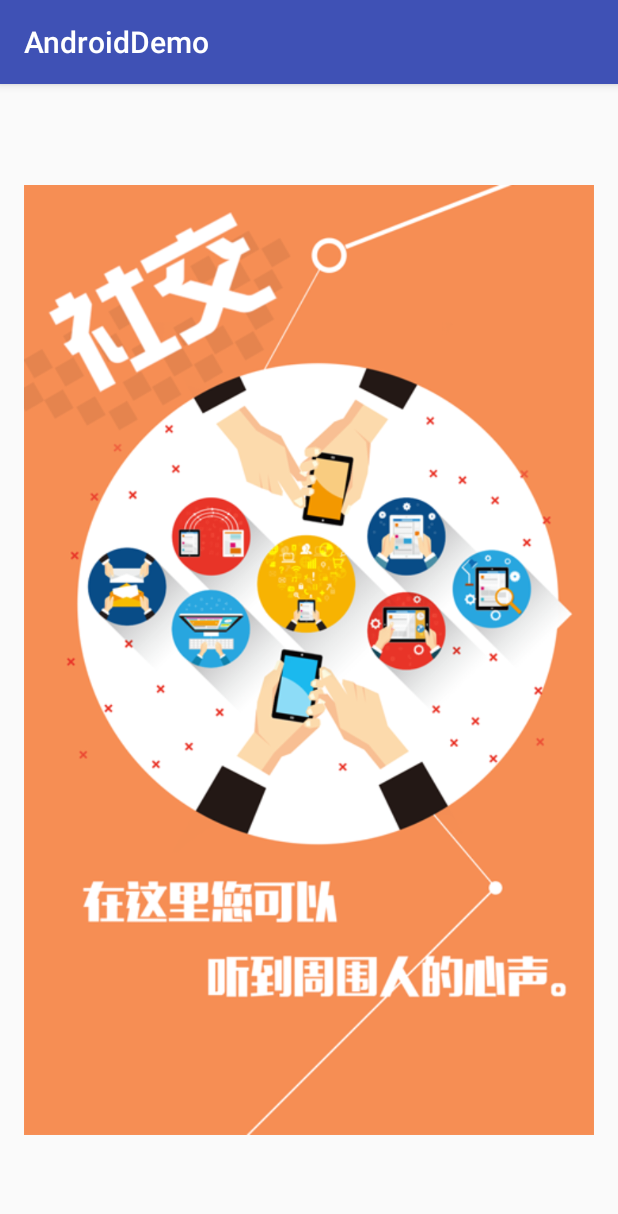
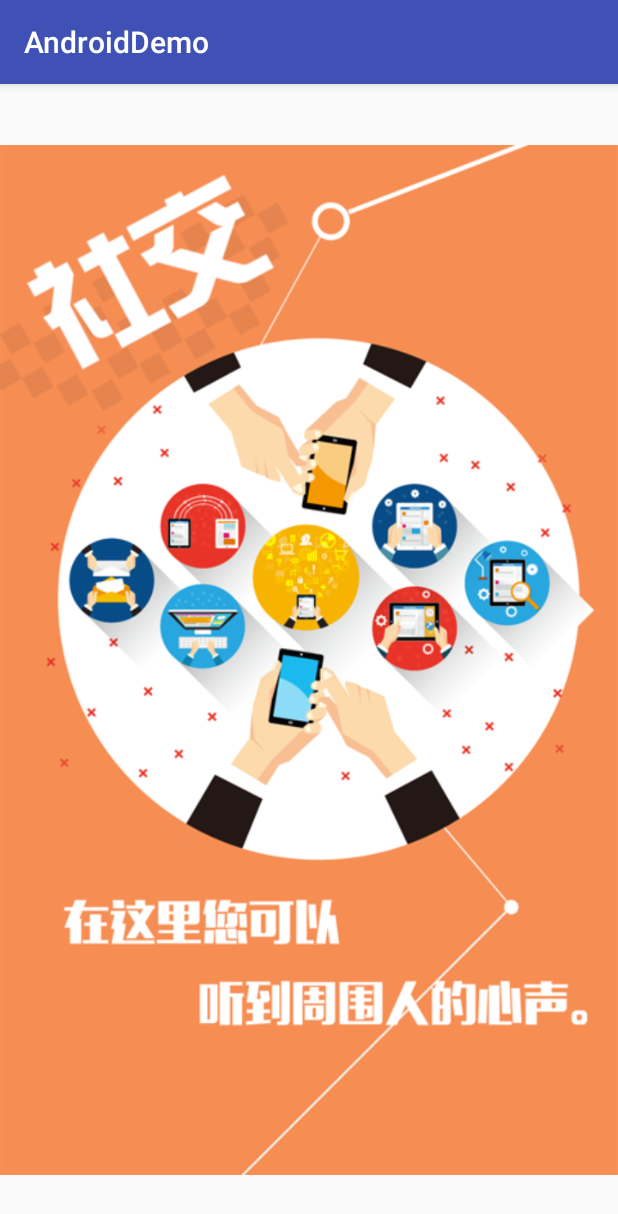
Before and after one commit to ataraxia82/AndroidDemo, an Android app: the WelcomeActivity screen opened directly, with no data from a screen before it, on a phone screen of 412 x 824 dp. Shown: the top 1214 px of the screen. Run offline under Robolectric (Android 15) with nearby library versions, the phone set to English and light mode, and no system bars.

```diff
--- a/app/src/main/java/com/example/cn/androiddemo/Activity/WelcomeActivity.java
+++ b/app/src/main/java/com/example/cn/androiddemo/Activity/WelcomeActivity.java
@@ -42,6 +42,7 @@ public class WelcomeActivity extends AppCompatActivity {
         for(int i=0; i<resId.length;i++){
             ImageView iv = new ImageView(this);
             iv.setImageResource(resId[i]);
+            iv.setScaleType(ImageView.ScaleType.FIT_CENTER);
             ilist.add(iv);
         }
 
--- a/app/src/main/res/layout/activity_welcome.xml
+++ b/app/src/main/res/layout/activity_welcome.xml
@@ -3,10 +3,6 @@
     xmlns:tools="http://schemas.android.com/tools"
     android:layout_width="match_parent"
     android:layout_height="match_parent"
-    android:paddingBottom="@dimen/activity_vertical_margin"
-    android:paddingLeft="@dimen/activity_horizontal_margin"
-    android:paddingRight="@dimen/activity_horizontal_margin"
-    android:paddingTop="@dimen/activity_vertical_margin"
     tools:context="com.example.cn.androiddemo.Activity.WelcomeActivity">
 
     <android.support.v4.view.ViewPager
```
Also changed, not shown: app/src/main/java/com/example/cn/androiddemo/Activity/MainActivity.java (+7 -2 lines).
